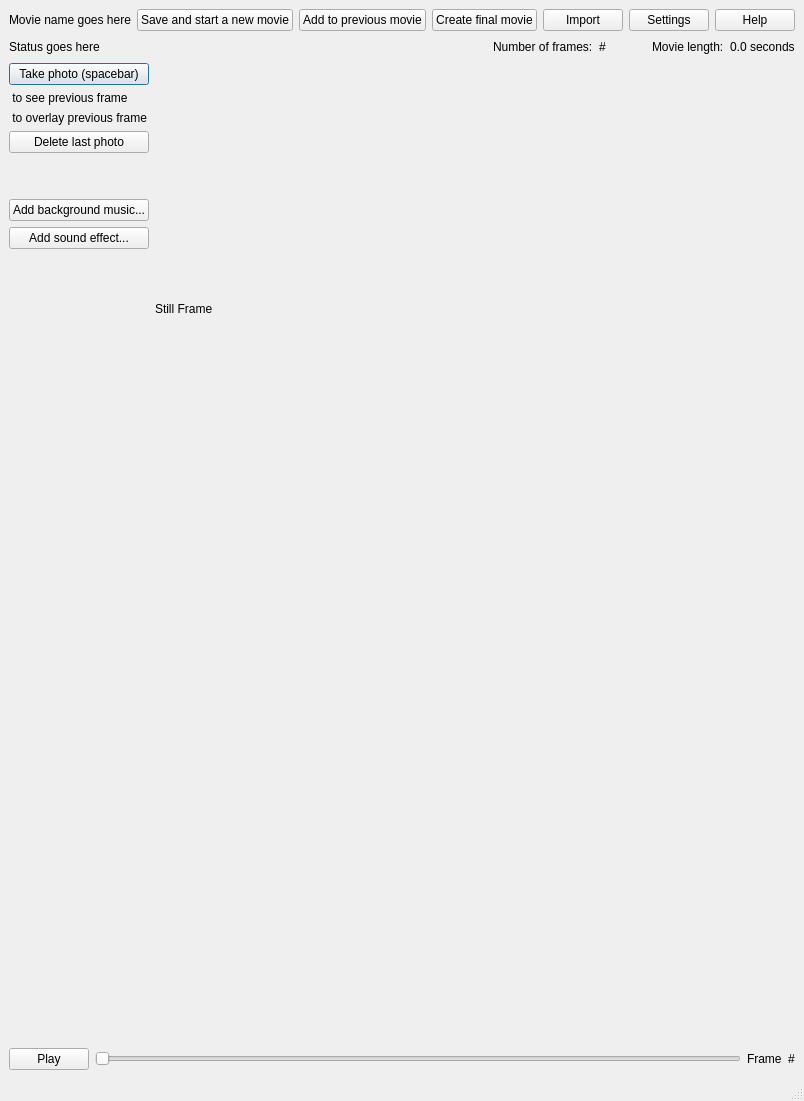
The window that stopmotionanimation.ui (chennes/Stop_Motion_Animation) describes before a commit, drawn with Qt 5.
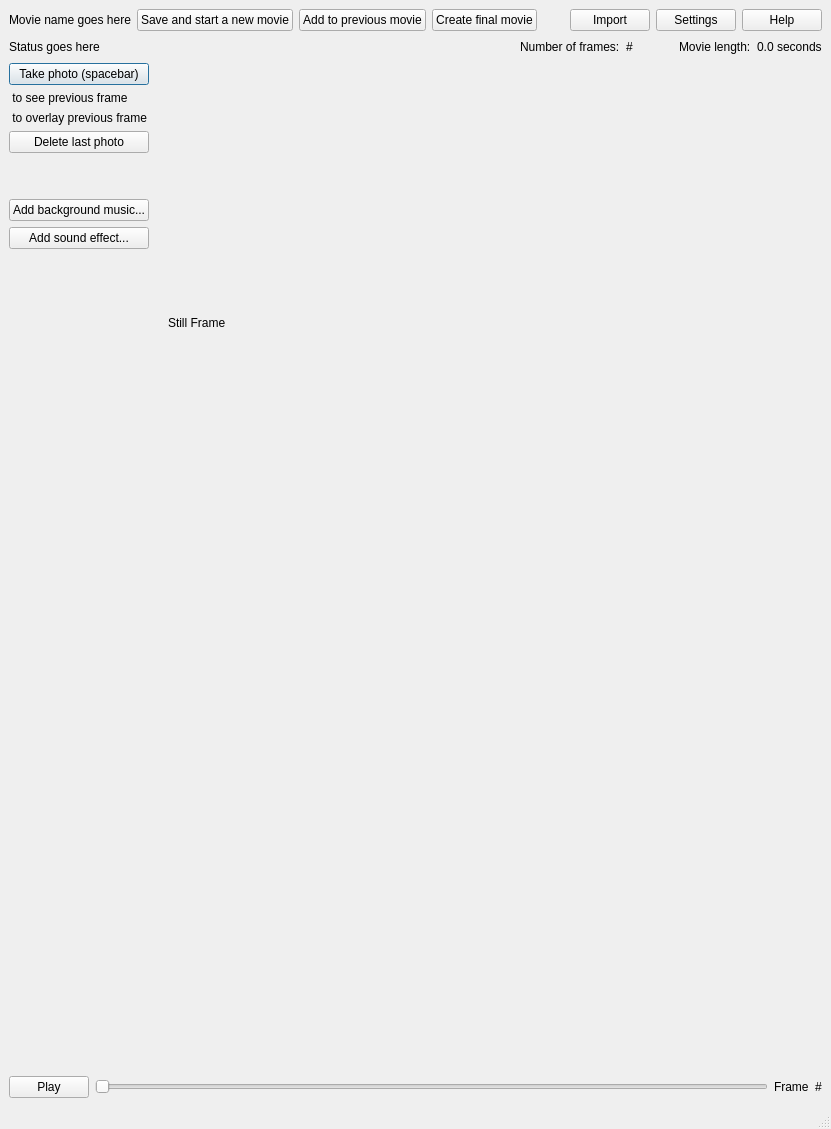
The same window after the commit. Custom widgets are drawn as their Qt base class.

The edit to the form file:
```diff
--- a/stopmotionanimation.ui
+++ b/stopmotionanimation.ui
@@ -6,8 +6,8 @@
    <rect>
     <x>0</x>
     <y>0</y>
-    <width>779</width>
-    <height>1101</height>
+    <width>831</width>
+    <height>1129</height>
    </rect>
   </property>
   <property name="windowTitle">
```
Left out of the diff: 2 changed lines with no effect on the pictures.
